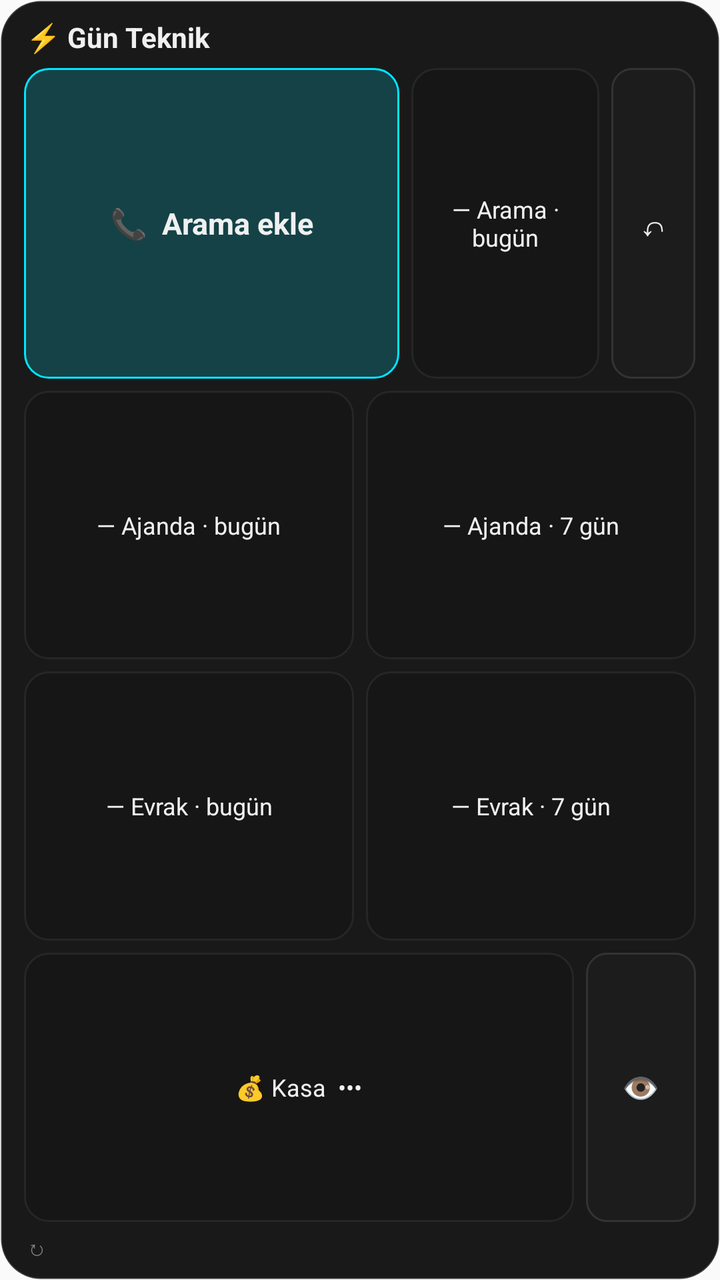
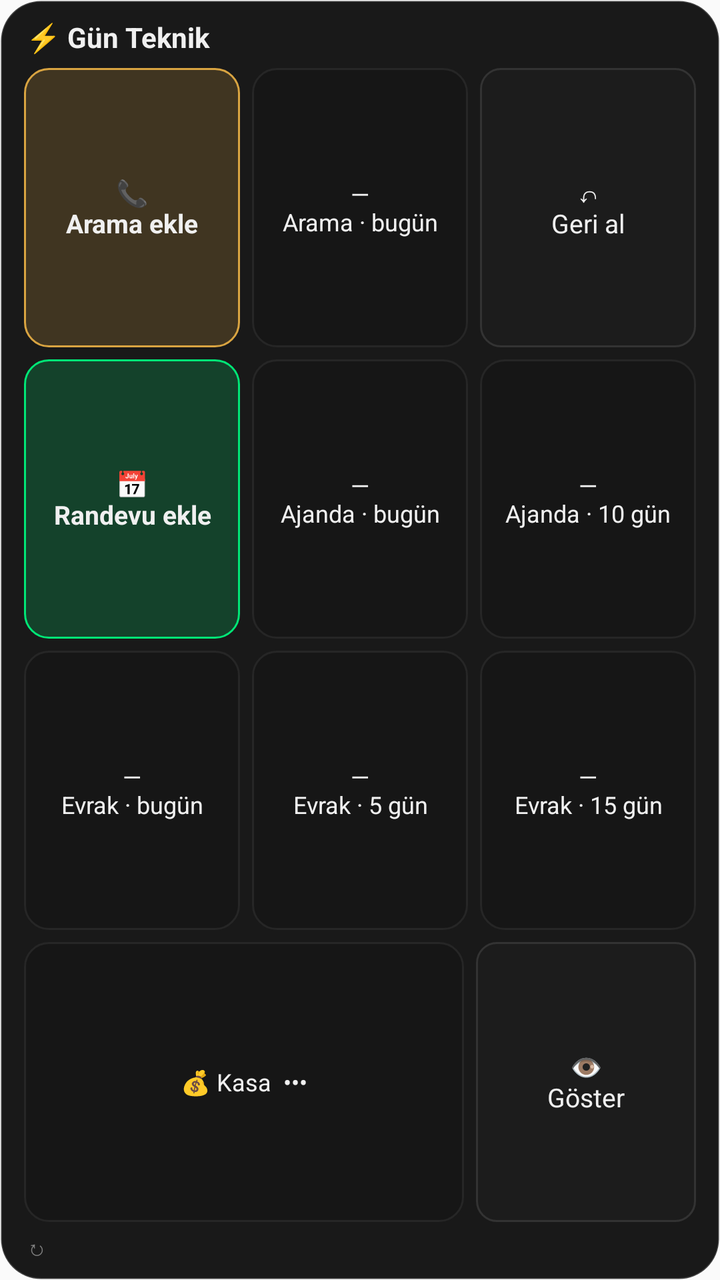

The first picture is an Android layout as it rendered before a commit; the second is the same layout after the commit. The layout source and the unified diff follow.
<!-- AndroidManifest.xml: application theme AppTheme -->
<!-- res/layout/w_pano.xml -->
<?xml version="1.0" encoding="utf-8"?>
<LinearLayout xmlns:android="http://schemas.android.com/apk/res/android"
    android:id="@+id/w_kok"
    android:layout_width="match_parent"
    android:layout_height="match_parent"
    android:background="@drawable/w_zemin"
    android:orientation="vertical"
    android:padding="9dp">
    <LinearLayout
        android:layout_width="match_parent"
        android:layout_height="wrap_content"
        android:layout_marginBottom="3dp"
        android:gravity="center_vertical"
        android:orientation="horizontal"
        android:paddingStart="4dp">
        <TextView
            android:id="@+id/w_baslik"
            android:layout_width="wrap_content"
            android:layout_height="wrap_content"
            android:text="⚡ Gün Teknik"
            android:textColor="#FFF0F0F0"
            android:textSize="14sp"
            android:textStyle="bold" />
        <TextView
            android:id="@+id/w_rozet"
            android:layout_width="0dp"
            android:layout_height="wrap_content"
            android:layout_weight="1"
            android:ellipsize="end"
            android:gravity="end"
            android:maxLines="1"
            android:paddingStart="8dp"
            android:paddingEnd="4dp"
            android:textColor="#FF808080"
            android:textSize="11sp" />
    </LinearLayout>
    <LinearLayout
        android:layout_width="match_parent"
        android:layout_height="0dp"
        android:layout_weight="1.15"
        android:minHeight="44dp"
        android:orientation="horizontal">
        <TextView
            android:id="@+id/w_ekle"
            android:layout_width="0dp"
            android:layout_height="match_parent"
            android:layout_margin="3dp"
            android:layout_weight="2"
            android:background="@drawable/w_ekle"
            android:gravity="center"
            android:maxLines="2"
            android:paddingStart="4dp"
            android:paddingEnd="4dp"
            android:text="📞  Arama ekle"
            android:textColor="#FFF0F0F0"
            android:textSize="15sp"
            android:textStyle="bold" />
        <TextView
            android:id="@+id/w_sayi"
            android:layout_width="0dp"
            android:layout_height="match_parent"
            android:layout_margin="3dp"
            android:layout_weight="1"
            android:background="@drawable/w_kutu"
            android:gravity="center"
            android:maxLines="2"
            android:paddingStart="4dp"
            android:paddingEnd="4dp"
            android:text="—
Arama · bugün"
            android:textColor="#FFF0F0F0"
            android:textSize="12sp" />
        <TextView
            android:id="@+id/w_geri"
            android:layout_width="0dp"
            android:layout_height="match_parent"
            android:layout_margin="3dp"
            android:layout_weight="0.45"
            android:background="@drawable/w_dugme"
            android:gravity="center"
            android:maxLines="2"
            android:paddingStart="4dp"
            android:paddingEnd="4dp"
            android:text="↶"
            android:textColor="#FFF0F0F0"
            android:textSize="16sp" />
    </LinearLayout>
    <LinearLayout
        android:layout_width="match_parent"
        android:layout_height="0dp"
        android:layout_weight="1"
        android:minHeight="44dp"
        android:orientation="horizontal">
        <TextView
            android:id="@+id/w_aj1"
            android:layout_width="0dp"
            android:layout_height="match_parent"
            android:layout_margin="3dp"
            android:layout_weight="1"
            android:background="@drawable/w_kutu"
            android:gravity="center"
            android:maxLines="2"
            android:paddingStart="4dp"
            android:paddingEnd="4dp"
            android:text="—
Ajanda · bugün"
            android:textColor="#FFF0F0F0"
            android:textSize="12sp" />
        <TextView
            android:id="@+id/w_aj7"
            android:layout_width="0dp"
            android:layout_height="match_parent"
            android:layout_margin="3dp"
            android:layout_weight="1"
            android:background="@drawable/w_kutu"
            android:gravity="center"
            android:maxLines="2"
            android:paddingStart="4dp"
            android:paddingEnd="4dp"
            android:text="—
Ajanda · 7 gün"
            android:textColor="#FFF0F0F0"
            android:textSize="12sp" />
    </LinearLayout>
    <LinearLayout
        android:layout_width="match_parent"
        android:layout_height="0dp"
        android:layout_weight="1"
        android:minHeight="44dp"
        android:orientation="horizontal">
        <TextView
            android:id="@+id/w_ev1"
            android:layout_width="0dp"
            android:layout_height="match_parent"
            android:layout_margin="3dp"
            android:layout_weight="1"
            android:background="@drawable/w_kutu"
            android:gravity="center"
            android:maxLines="2"
            android:paddingStart="4dp"
            android:paddingEnd="4dp"
            android:text="—
Evrak · bugün"
            android:textColor="#FFF0F0F0"
            android:textSize="12sp" />
        <TextView
            android:id="@+id/w_ev7"
            android:layout_width="0dp"
            android:layout_height="match_parent"
            android:layout_margin="3dp"
            android:layout_weight="1"
            android:background="@drawable/w_kutu"
            android:gravity="center"
            android:maxLines="2"
            android:paddingStart="4dp"
            android:paddingEnd="4dp"
            android:text="—
Evrak · 7 gün"
            android:textColor="#FFF0F0F0"
            android:textSize="12sp" />
    </LinearLayout>
    <LinearLayout
        android:layout_width="match_parent"
        android:layout_height="0dp"
        android:layout_weight="1"
        android:minHeight="44dp"
        android:orientation="horizontal">
        <TextView
            android:id="@+id/w_kasa"
            android:layout_width="0dp"
            android:layout_height="match_parent"
            android:layout_margin="3dp"
            android:layout_weight="3"
            android:background="@drawable/w_kutu"
            android:gravity="center"
            android:maxLines="2"
            android:paddingStart="4dp"
            android:paddingEnd="4dp"
            android:text="💰 Kasa  •••"
            android:textColor="#FFF0F0F0"
            android:textSize="12sp" />
        <TextView
            android:id="@+id/w_goz"
            android:layout_width="0dp"
            android:layout_height="match_parent"
            android:layout_margin="3dp"
            android:layout_weight="0.6"
            android:background="@drawable/w_dugme"
            android:gravity="center"
            android:maxLines="2"
            android:paddingStart="4dp"
            android:paddingEnd="4dp"
            android:text="👁"
            android:textColor="#FFF0F0F0"
            android:textSize="15sp" />
    </LinearLayout>
    <TextView
        android:id="@+id/w_alt"
        android:layout_width="match_parent"
        android:layout_height="wrap_content"
        android:layout_marginTop="2dp"
        android:ellipsize="end"
        android:maxLines="1"
        android:paddingStart="4dp"
        android:text="↻"
        android:textColor="#FF808080"
        android:textSize="10.5sp" />
</LinearLayout>
<!-- resources referenced by this layout -->
<resources>
  <!-- drawable w_dugme (drawable) -->
  <?xml version="1.0" encoding="utf-8"?>
  <shape xmlns:android="http://schemas.android.com/apk/res/android" android:shape="rectangle">
      <solid android:color="#FF1C1C1C" />
      <stroke android:width="1dp" android:color="#FF333333" />
      <corners android:radius="10dp" />
  </shape>
  <!-- drawable w_ekle (drawable) -->
  <?xml version="1.0" encoding="utf-8"?>
  <shape xmlns:android="http://schemas.android.com/apk/res/android" android:shape="rectangle">
      <solid android:color="#3300E5FF" />
      <stroke android:width="1dp" android:color="#FF00E5FF" />
      <corners android:radius="12dp" />
  </shape>
  <!-- drawable w_kutu (drawable) -->
  <?xml version="1.0" encoding="utf-8"?>
  <shape xmlns:android="http://schemas.android.com/apk/res/android" android:shape="rectangle">
      <solid android:color="#FF161616" />
      <stroke android:width="1dp" android:color="#FF262626" />
      <corners android:radius="12dp" />
  </shape>
  <!-- drawable w_zemin (drawable) -->
  <?xml version="1.0" encoding="utf-8"?>
  <shape xmlns:android="http://schemas.android.com/apk/res/android" android:shape="rectangle">
      <solid android:color="#F20D0D0D" />
      <stroke android:width="1dp" android:color="#2EFFFFFF" />
      <corners android:radius="20dp" />
  </shape>
  <style name="AppTheme" parent="Theme.AppCompat.DayNight.DarkActionBar">
          <item name="colorPrimary">@color/colorPrimary</item>
          <item name="colorPrimaryDark">@color/colorPrimaryDark</item>
          <item name="colorAccent">@color/colorAccent</item>
      </style>
  <color name="colorPrimary">#060606</color>
  <color name="colorPrimaryDark">#060606</color>
  <color name="colorAccent">#00E5FF</color>
</resources>

<!-- the commit's change to res/layout/w_pano.xml (unified diff, before → after) -->
@@ -37,7 +37,7 @@
     <LinearLayout
         android:layout_width="match_parent"
         android:layout_height="0dp"
-        android:layout_weight="1.15"
+        android:layout_weight="1"
         android:minHeight="44dp"
         android:orientation="horizontal">
         <TextView
@@ -45,154 +45,178 @@
             android:layout_width="0dp"
             android:layout_height="match_parent"
             android:layout_margin="3dp"
+            android:layout_weight="1"
+            android:background="@drawable/w_ekle"
+            android:gravity="center"
+            android:maxLines="2"
+            android:paddingStart="4dp"
+            android:paddingEnd="4dp"
+            android:text="📞&#10;Arama ekle"
+            android:textColor="#FFF0F0F0"
+            android:textSize="13sp"
+            android:textStyle="bold" />
+        <TextView
+            android:id="@+id/w_sayi"
+            android:layout_width="0dp"
+            android:layout_height="match_parent"
+            android:layout_margin="3dp"
+            android:layout_weight="1"
+            android:background="@drawable/w_kutu"
+            android:gravity="center"
+            android:maxLines="2"
+            android:paddingStart="4dp"
+            android:paddingEnd="4dp"
+            android:text="—&#10;Arama · bugün"
+            android:textColor="#FFF0F0F0"
+            android:textSize="12sp" />
+        <TextView
+            android:id="@+id/w_geri"
+            android:layout_width="0dp"
+            android:layout_height="match_parent"
+            android:layout_margin="3dp"
+            android:layout_weight="1"
+            android:background="@drawable/w_dugme"
+            android:gravity="center"
+            android:maxLines="2"
+            android:paddingStart="4dp"
+            android:paddingEnd="4dp"
+            android:text="↶&#10;Geri al"
+            android:textColor="#FFF0F0F0"
+            android:textSize="13sp" />
+    </LinearLayout>
+    <LinearLayout
+        android:layout_width="match_parent"
+        android:layout_height="0dp"
+        android:layout_weight="1"
+        android:minHeight="44dp"
+        android:orientation="horizontal">
+        <TextView
+            android:id="@+id/w_randevu"
+            android:layout_width="0dp"
+            android:layout_height="match_parent"
+            android:layout_margin="3dp"
+            android:layout_weight="1"
+            android:background="@drawable/w_randevu"
+            android:gravity="center"
+            android:maxLines="2"
+            android:paddingStart="4dp"
+            android:paddingEnd="4dp"
+            android:text="📅&#10;Randevu ekle"
+            android:textColor="#FFF0F0F0"
+            android:textSize="13sp"
+            android:textStyle="bold" />
+        <TextView
+            android:id="@+id/w_aj1"
+            android:layout_width="0dp"
+            android:layout_height="match_parent"
+            android:layout_margin="3dp"
+            android:layout_weight="1"
+            android:background="@drawable/w_kutu"
+            android:gravity="center"
+            android:maxLines="2"
+            android:paddingStart="4dp"
+            android:paddingEnd="4dp"
+            android:text="—&#10;Ajanda · bugün"
+            android:textColor="#FFF0F0F0"
+            android:textSize="12sp" />
+        <TextView
+            android:id="@+id/w_aj10"
+            android:layout_width="0dp"
+            android:layout_height="match_parent"
+            android:layout_margin="3dp"
+            android:layout_weight="1"
+            android:background="@drawable/w_kutu"
+            android:gravity="center"
+            android:maxLines="2"
+            android:paddingStart="4dp"
+            android:paddingEnd="4dp"
+            android:text="—&#10;Ajanda · 10 gün"
+            android:textColor="#FFF0F0F0"
+            android:textSize="12sp" />
+    </LinearLayout>
+    <LinearLayout
+        android:layout_width="match_parent"
+        android:layout_height="0dp"
+        android:layout_weight="1"
+        android:minHeight="44dp"
+        android:orientation="horizontal">
+        <TextView
+            android:id="@+id/w_ev1"
+            android:layout_width="0dp"
+            android:layout_height="match_parent"
+            android:layout_margin="3dp"
+            android:layout_weight="1"
+            android:background="@drawable/w_kutu"
+            android:gravity="center"
+            android:maxLines="2"
+            android:paddingStart="4dp"
+            android:paddingEnd="4dp"
+            android:text="—&#10;Evrak · bugün"
+            android:textColor="#FFF0F0F0"
+            android:textSize="12sp" />
+        <TextView
+            android:id="@+id/w_ev5"
+            android:layout_width="0dp"
+            android:layout_height="match_parent"
+            android:layout_margin="3dp"
+            android:layout_weight="1"
+            android:background="@drawable/w_kutu"
+            android:gravity="center"
+            android:maxLines="2"
+            android:paddingStart="4dp"
+            android:paddingEnd="4dp"
+            android:text="—&#10;Evrak · 5 gün"
+            android:textColor="#FFF0F0F0"
+            android:textSize="12sp" />
+        <TextView
+            android:id="@+id/w_ev15"
+            android:layout_width="0dp"
+            android:layout_height="match_parent"
+            android:layout_margin="3dp"
+            android:layout_weight="1"
+            android:background="@drawable/w_kutu"
+            android:gravity="center"
+            android:maxLines="2"
+            android:paddingStart="4dp"
+            android:paddingEnd="4dp"
+            android:text="—&#10;Evrak · 15 gün"
+            android:textColor="#FFF0F0F0"
+            android:textSize="12sp" />
+    </LinearLayout>
+    <LinearLayout
+        android:layout_width="match_parent"
+        android:layout_height="0dp"
+        android:layout_weight="1"
+        android:minHeight="44dp"
+        android:orientation="horizontal">
+        <TextView
+            android:id="@+id/w_kasa"
+            android:layout_width="0dp"
+            android:layout_height="match_parent"
+            android:layout_margin="3dp"
             android:layout_weight="2"
-            android:background="@drawable/w_ekle"
-            android:gravity="center"
-            android:maxLines="2"
-            android:paddingStart="4dp"
-            android:paddingEnd="4dp"
-            android:text="📞  Arama ekle"
-            android:textColor="#FFF0F0F0"
-            android:textSize="15sp"
-            android:textStyle="bold" />
-        <TextView
-            android:id="@+id/w_sayi"
-            android:layout_width="0dp"
-            android:layout_height="match_parent"
-            android:layout_margin="3dp"
-            android:layout_weight="1"
-            android:background="@drawable/w_kutu"
-            android:gravity="center"
-            android:maxLines="2"
-            android:paddingStart="4dp"
-            android:paddingEnd="4dp"
-            android:text="—
-Arama · bugün"
-            android:textColor="#FFF0F0F0"
-            android:textSize="12sp" />
-        <TextView
-            android:id="@+id/w_geri"
-            android:layout_width="0dp"
-            android:layout_height="match_parent"
-            android:layout_margin="3dp"
-            android:layout_weight="0.45"
+            android:background="@drawable/w_kutu"
+            android:gravity="center"
+            android:maxLines="2"
+            android:paddingStart="4dp"
+            android:paddingEnd="4dp"
+            android:text="💰 Kasa  •••"
+            android:textColor="#FFF0F0F0"
+            android:textSize="12sp" />
+        <TextView
+            android:id="@+id/w_goz"
+            android:layout_width="0dp"
+            android:layout_height="match_parent"
+            android:layout_margin="3dp"
+            android:layout_weight="1"
             android:background="@drawable/w_dugme"
             android:gravity="center"
             android:maxLines="2"
             android:paddingStart="4dp"
             android:paddingEnd="4dp"
-            android:text="↶"
-            android:textColor="#FFF0F0F0"
-            android:textSize="16sp" />
-    </LinearLayout>
-    <LinearLayout
-        android:layout_width="match_parent"
-        android:layout_height="0dp"
-        android:layout_weight="1"
-        android:minHeight="44dp"
-        android:orientation="horizontal">
-        <TextView
-            android:id="@+id/w_aj1"
-            android:layout_width="0dp"
-            android:layout_height="match_parent"
-            android:layout_margin="3dp"
-            android:layout_weight="1"
-            android:background="@drawable/w_kutu"
-            android:gravity="center"
-            android:maxLines="2"
-            android:paddingStart="4dp"
-            android:paddingEnd="4dp"
-            android:text="—
-Ajanda · bugün"
-            android:textColor="#FFF0F0F0"
-            android:textSize="12sp" />
-        <TextView
-            android:id="@+id/w_aj7"
-            android:layout_width="0dp"
-            android:layout_height="match_parent"
-            android:layout_margin="3dp"
-            android:layout_weight="1"
-            android:background="@drawable/w_kutu"
-            android:gravity="center"
-            android:maxLines="2"
-            android:paddingStart="4dp"
-            android:paddingEnd="4dp"
-            android:text="—
-Ajanda · 7 gün"
-            android:textColor="#FFF0F0F0"
-            android:textSize="12sp" />
-    </LinearLayout>
-    <LinearLayout
-        android:layout_width="match_parent"
-        android:layout_height="0dp"
-        android:layout_weight="1"
-        android:minHeight="44dp"
-        android:orientation="horizontal">
-        <TextView
-            android:id="@+id/w_ev1"
-            android:layout_width="0dp"
-            android:layout_height="match_parent"
-            android:layout_margin="3dp"
-            android:layout_weight="1"
-            android:background="@drawable/w_kutu"
-            android:gravity="center"
-            android:maxLines="2"
-            android:paddingStart="4dp"
-            android:paddingEnd="4dp"
-            android:text="—
-Evrak · bugün"
-            android:textColor="#FFF0F0F0"
-            android:textSize="12sp" />
-        <TextView
-            android:id="@+id/w_ev7"
-            android:layout_width="0dp"
-            android:layout_height="match_parent"
-            android:layout_margin="3dp"
-            android:layout_weight="1"
-            android:background="@drawable/w_kutu"
-            android:gravity="center"
-            android:maxLines="2"
-            android:paddingStart="4dp"
-            android:paddingEnd="4dp"
-            android:text="—
-Evrak · 7 gün"
-            android:textColor="#FFF0F0F0"
-            android:textSize="12sp" />
-    </LinearLayout>
-    <LinearLayout
-        android:layout_width="match_parent"
-        android:layout_height="0dp"
-        android:layout_weight="1"
-        android:minHeight="44dp"
-        android:orientation="horizontal">
-        <TextView
-            android:id="@+id/w_kasa"
-            android:layout_width="0dp"
-            android:layout_height="match_parent"
-            android:layout_margin="3dp"
-            android:layout_weight="3"
-            android:background="@drawable/w_kutu"
-            android:gravity="center"
-            android:maxLines="2"
-            android:paddingStart="4dp"
-            android:paddingEnd="4dp"
-            android:text="💰 Kasa  •••"
-            android:textColor="#FFF0F0F0"
-            android:textSize="12sp" />
-        <TextView
-            android:id="@+id/w_goz"
-            android:layout_width="0dp"
-            android:layout_height="match_parent"
-            android:layout_margin="3dp"
-            android:layout_weight="0.6"
-            android:background="@drawable/w_dugme"
-            android:gravity="center"
-            android:maxLines="2"
-            android:paddingStart="4dp"
-            android:paddingEnd="4dp"
-            android:text="👁"
-            android:textColor="#FFF0F0F0"
-            android:textSize="15sp" />
+            android:text="👁&#10;Göster"
+            android:textColor="#FFF0F0F0"
+            android:textSize="13sp" />
     </LinearLayout>
     <TextView
         android:id="@+id/w_alt"
<!-- resource entries referenced after the edit -->
@@ -10,8 +10,8 @@
   <!-- drawable w_ekle (drawable) -->
   <?xml version="1.0" encoding="utf-8"?>
   <shape xmlns:android="http://schemas.android.com/apk/res/android" android:shape="rectangle">
-      <solid android:color="#3300E5FF" />
-      <stroke android:width="1dp" android:color="#FF00E5FF" />
+      <solid android:color="#33D9A441" />
+      <stroke android:width="1dp" android:color="#FFD9A441" />
       <corners android:radius="12dp" />
   </shape>
   <!-- drawable w_kutu (drawable) -->
@@ -19,6 +19,13 @@
   <shape xmlns:android="http://schemas.android.com/apk/res/android" android:shape="rectangle">
       <solid android:color="#FF161616" />
       <stroke android:width="1dp" android:color="#FF262626" />
+      <corners android:radius="12dp" />
+  </shape>
+  <!-- drawable w_randevu (drawable) -->
+  <?xml version="1.0" encoding="utf-8"?>
+  <shape xmlns:android="http://schemas.android.com/apk/res/android" android:shape="rectangle">
+      <solid android:color="#3300E676" />
+      <stroke android:width="1dp" android:color="#FF00E676" />
       <corners android:radius="12dp" />
   </shape>
   <!-- drawable w_zemin (drawable) -->
